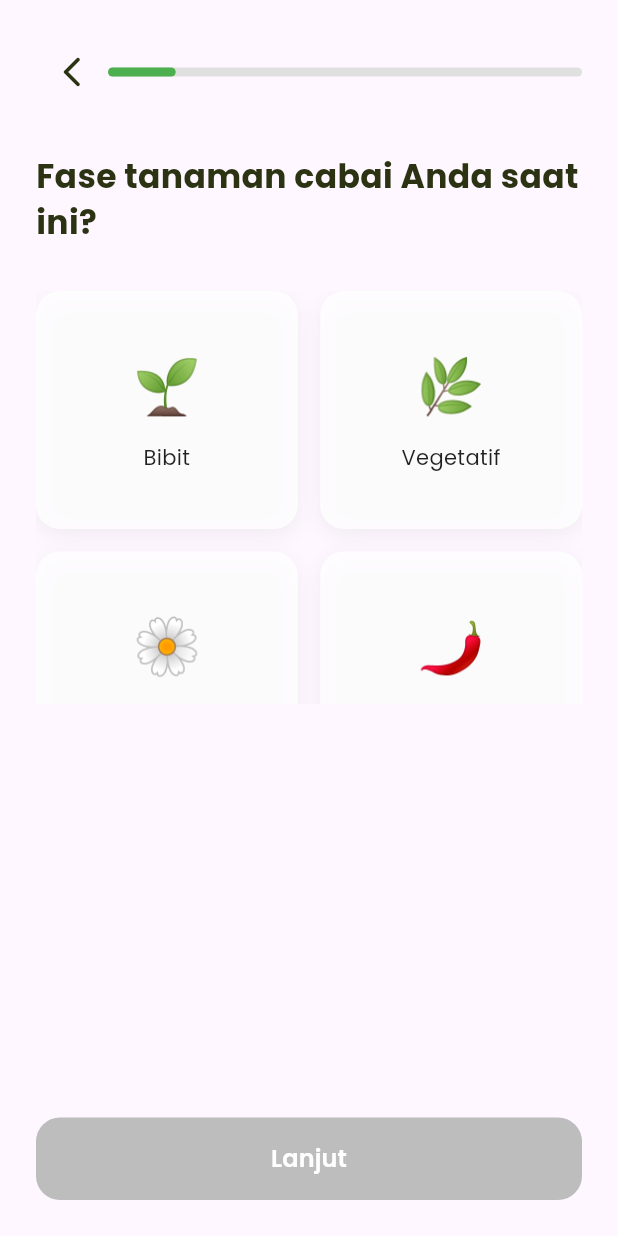
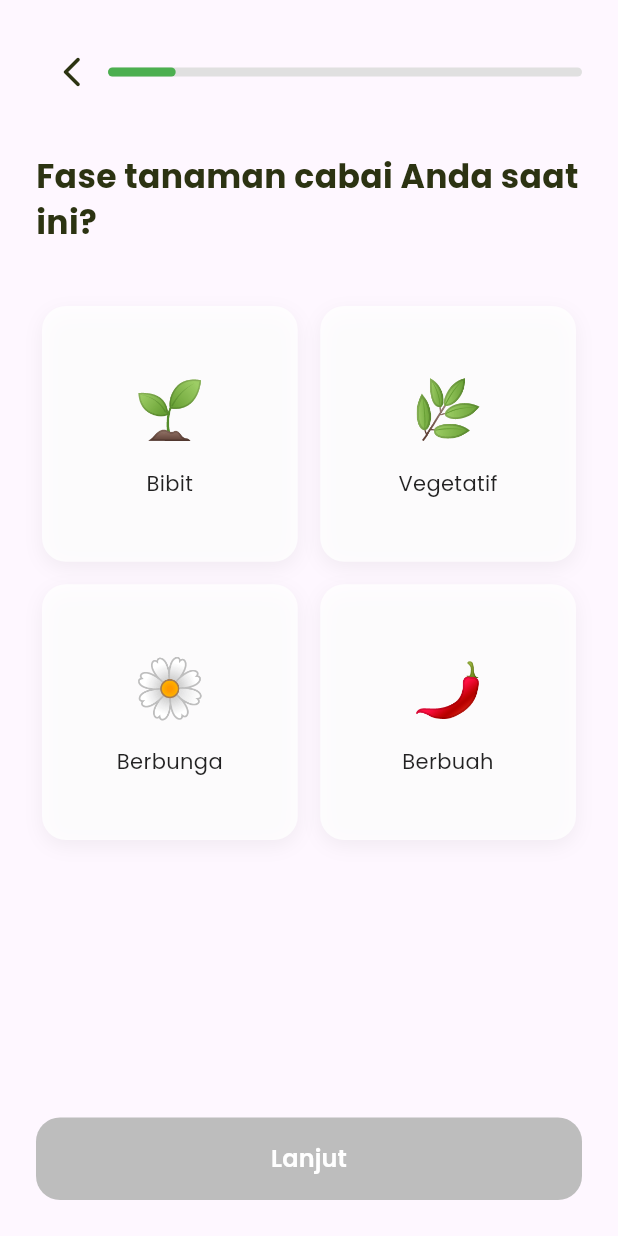
Before and after one commit to LintangNov/SiagaTani, a Flutter app: the QuestionnaireScreen screen opened directly, on a phone screen of 412 x 824 dp. Run offline on Flutter 3.47's test engine with Material 3 defaults, Android fonts, the light colour scheme and no system bars; our stand-ins replace cloud_firestore, firebase_core, flutter_map, geocoding, geolocator, get and 3 more; accounts and stored records are empty.

Commit message:
modify button in question page

```diff
--- a/lib/view/question.dart
+++ b/lib/view/question.dart
@@ -126,14 +126,14 @@ class _QuestionnaireScreenState extends State<QuestionnaireScreen> {
                           color: primaryColor,
                         ),
                       ),
+
                       const SizedBox(height: 30),
-
                       if (q['type'] == 'grid')
                         _buildGridOptions(q, index, accentColor)
                       else if (q['type'] == 'list')
                         _buildListOptions(q, index, accentColor),
 
-                      const Spacer(),
+                      const SizedBox(height: 30),
                       _buildNextButton(primaryColor),
                     ],
                   ),
@@ -383,6 +383,7 @@ class _QuestionnaireScreenState extends State<QuestionnaireScreen> {
   }
 
   // Render Grid untuk Pertanyaan Pilihan (Versi Perbaikan Layout)
+  // Render Grid yang AMAN dari Crop (Ada Padding Bawah & Scroll Aktif)
   Widget _buildGridOptions(
     Map<String, dynamic> q,
     int index,
@@ -390,16 +391,20 @@ class _QuestionnaireScreenState extends State<QuestionnaireScreen> {
   ) {
     return Expanded(
       child: GridView.builder(
-        // Menggunakan BouncingScrollPhysics agar terasa premium,
-        // tapi kalau itemnya sedikit dia tidak akan kemana-mana.
+        // 1. PENTING: Aktifkan scroll. Kalau layar pendek, user bisa geser ke atas
+        // supaya item paling bawah tidak ketutupan.
         physics: const BouncingScrollPhysics(),
+
+        // 2. PENTING: Tambahkan padding bawah (bottom: 20)
+        // Ini kuncinya biar bayangan/border bawah TIDAK KEPOTONG
+        padding: const EdgeInsets.only(top: 10, bottom: 20, left: 4, right: 4),
+
         gridDelegate: const SliverGridDelegateWithFixedCrossAxisCount(
-          crossAxisCount: 2, // 2 Kolom
-          mainAxisSpacing: 15, // Jarak vertikal antar kotak
-          crossAxisSpacing: 15, // Jarak horizontal antar kotak
-          // PERBAIKAN UTAMA: Ubah rasio dari 1.3 ke 1.0 atau 1.1
-          // Agar kotak lebih tinggi dan muat menampung Icon + Teks tanpa terpotong
-          childAspectRatio: 1.1,
+          crossAxisCount: 2,
+          mainAxisSpacing: 15,
+          crossAxisSpacing: 15,
+          // Rasio 1.0 (Kotak) atau 1.1 (Agak tinggi dikit) paling aman
+          childAspectRatio: 1.0,
         ),
         itemCount: (q['options'] as List).length,
         itemBuilder: (context, i) {
@@ -410,8 +415,8 @@ class _QuestionnaireScreenState extends State<QuestionnaireScreen> {
             onTap: () => setState(() => _answers[index] = opt['label']),
             child: AnimatedContainer(
               duration: const Duration(milliseconds: 200),
-              // PERBAIKAN: Tambah padding di dalam kotak agar teks tidak mepet pinggir
-              padding: const EdgeInsets.symmetric(horizontal: 10, vertical: 10),
+              // Padding dalam kotak biar teks ga nabrak pinggir
+              padding: const EdgeInsets.all(12),
               decoration: BoxDecoration(
                 color: isSelected
                     ? Colors.white
@@ -425,6 +430,7 @@ class _QuestionnaireScreenState extends State<QuestionnaireScreen> {
                   BoxShadow(
                     color: Colors.black.withOpacity(0.05),
                     blurRadius: 10,
+                    // Bayangan ke bawah (y: 4). Kalau ga ada padding bawah di GridView, ini pasti kepotong.
                     offset: const Offset(0, 4),
                   ),
                 ],
@@ -432,18 +438,14 @@ class _QuestionnaireScreenState extends State<QuestionnaireScreen> {
               child: Column(
                 mainAxisAlignment: MainAxisAlignment.center,
                 children: [
-                  // Icon Besar
                   Text(
                     opt['icon'],
-                    style: const TextStyle(
-                      fontSize: 36,
-                    ), // Sedikit diperbesar biar jelas
+                    style: const TextStyle(fontSize: 38), // Ukuran Icon
                   ),
-                  const SizedBox(height: 12), // Jarak aman antara icon dan teks
-                  // Teks Label
+                  const SizedBox(height: 12),
                   Text(
                     opt['label'],
-                    textAlign: TextAlign.center, // Pastikan teks rata tengah
+                    textAlign: TextAlign.center,
                     style: GoogleFonts.poppins(
                       fontSize: 14,
                       fontWeight: isSelected
@@ -451,15 +453,13 @@ class _QuestionnaireScreenState extends State<QuestionnaireScreen> {
                           : FontWeight.normal,
                       color: Colors.black87,
                     ),
-                    maxLines: 2, // Izinkan 2 baris jika teks panjang
-                    overflow:
-                        TextOverflow.ellipsis, // Titik-titik jika kepanjangan
+                    maxLines: 2,
+                    overflow: TextOverflow.ellipsis,
                   ),
 
-                  // Opsional: Tambah icon centang jika dipilih biar makin jelas
                   if (isSelected) ...[
-                    const SizedBox(height: 5),
-                    Icon(Icons.check_circle, size: 18, color: activeColor),
+                    const SizedBox(height: 6),
+                    Icon(Icons.check_circle, size: 20, color: activeColor),
                   ],
                 ],
               ),
```
